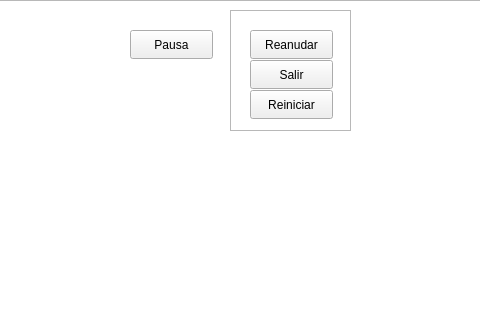
jjsv20/ProyectoFinal, file Juego/entrenamiento.ui: the form before one commit; both pictures show x 330 to 810 and y 0 to 320 of the 1080 by 720 pixel window.
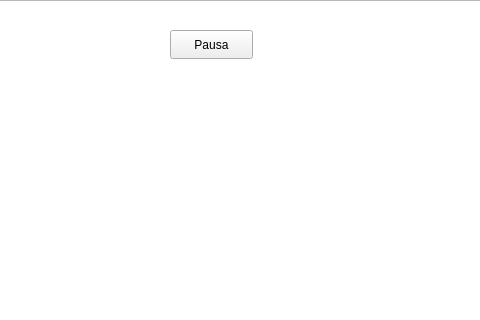
The form after the commit.

What changed in the file:
```diff
--- a/Juego/entrenamiento.ui
+++ b/Juego/entrenamiento.ui
@@ -16,7 +16,7 @@
   <widget class="QPushButton" name="pausa">
    <property name="geometry">
     <rect>
-     <x>460</x>
+     <x>500</x>
      <y>30</y>
      <width>83</width>
      <height>29</height>
@@ -26,61 +26,6 @@
     <string>Pausa</string>
    </property>
   </widget>
-  <widget class="QFrame" name="frame">
-   <property name="geometry">
-    <rect>
-     <x>560</x>
-     <y>10</y>
-     <width>121</width>
-     <height>121</height>
-    </rect>
-   </property>
-   <property name="frameShape">
-    <enum>QFrame::Shape::StyledPanel</enum>
-   </property>
-   <property name="frameShadow">
-    <enum>QFrame::Shadow::Raised</enum>
-   </property>
-   <widget class="QPushButton" name="reanudar">
-    <property name="geometry">
-     <rect>
-      <x>20</x>
-      <y>20</y>
-      <width>83</width>
-      <height>29</height>
-     </rect>
-    </property>
-    <property name="text">
-     <string>Reanudar</string>
-    </property>
-   </widget>
-   <widget class="QPushButton" name="salir">
-    <property name="geometry">
-     <rect>
-      <x>20</x>
-      <y>50</y>
-      <width>83</width>
-      <height>29</height>
-     </rect>
-    </property>
-    <property name="text">
-     <string>Salir</string>
-    </property>
-   </widget>
-   <widget class="QPushButton" name="pushButton">
-    <property name="geometry">
-     <rect>
-      <x>20</x>
-      <y>80</y>
-      <width>83</width>
-      <height>29</height>
-     </rect>
-    </property>
-    <property name="text">
-     <string>Reiniciar</string>
-    </property>
-   </widget>
-  </widget>
   <widget class="QGraphicsView" name="graphicsView">
    <property name="geometry">
     <rect>
```
Left out of the diff: 1 changed line with no effect on the pictures.
